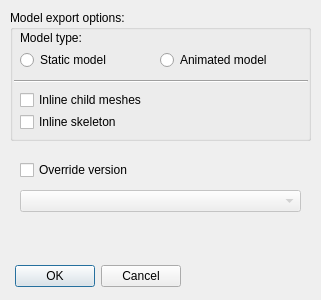
This is apps/MetroME/ui/exportmodeldlg.ui in NicksWorld/MetroTools as Qt 5 draws it before an edit. The edited form follows.
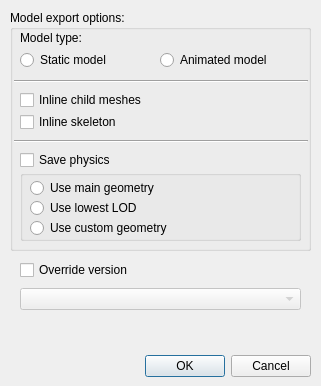
This is the edited form.

Commit message: + added physx3.4 library + added physx utils libs (to be the bridge between the tools and different physx versions) + added physics loading and drawing (as debug geometry) + added new ExportToFBX dialog + now FBX exporter can also export shadow geometry and LODs + now static physics CForm can also be exported (should work for all versions from 2033 to Exodus) + added ability to show/hide physx geometry and model geometry in 3DView settings * the render panel now using proper per-screen DPI scale * other small fixes and stability improvements

Diff of the .ui file:
```diff
--- a/apps/MetroME/ui/exportmodeldlg.ui
+++ b/apps/MetroME/ui/exportmodeldlg.ui
@@ -7,7 +7,7 @@
     <x>0</x>
     <y>0</y>
     <width>321</width>
-    <height>300</height>
+    <height>386</height>
    </rect>
   </property>
   <property name="windowTitle">
@@ -16,8 +16,8 @@
   <widget class="QDialogButtonBox" name="buttonBox">
    <property name="geometry">
     <rect>
-     <x>10</x>
-     <y>260</y>
+     <x>140</x>
+     <y>350</y>
      <width>171</width>
      <height>32</height>
     </rect>
@@ -35,7 +35,7 @@
      <x>10</x>
      <y>10</y>
      <width>301</width>
-     <height>131</height>
+     <height>241</height>
     </rect>
    </property>
    <property name="title">
@@ -119,12 +119,90 @@
      <string>Inline skeleton</string>
     </property>
    </widget>
+   <widget class="Line" name="line_2">
+    <property name="geometry">
+     <rect>
+      <x>4</x>
+      <y>130</y>
+      <width>294</width>
+      <height>3</height>
+     </rect>
+    </property>
+    <property name="orientation">
+     <enum>Qt::Horizontal</enum>
+    </property>
+   </widget>
+   <widget class="QCheckBox" name="chkSavePhysics">
+    <property name="geometry">
+     <rect>
+      <x>10</x>
+      <y>140</y>
+      <width>171</width>
+      <height>20</height>
+     </rect>
+    </property>
+    <property name="text">
+     <string>Save physics</string>
+    </property>
+   </widget>
+   <widget class="QGroupBox" name="grpPhysicsOptions">
+    <property name="geometry">
+     <rect>
+      <x>10</x>
+      <y>160</y>
+      <width>281</width>
+      <height>71</height>
+     </rect>
+    </property>
+    <property name="title">
+     <string/>
+    </property>
+    <widget class="QRadioButton" name="optUseMainGeo">
+     <property name="geometry">
+      <rect>
+       <x>10</x>
+       <y>8</y>
+       <width>211</width>
+       <height>20</height>
+      </rect>
+     </property>
+     <property name="text">
+      <string>Use main geometry</string>
+     </property>
+    </widget>
+    <widget class="QRadioButton" name="optUseLowestLOD">
+     <property name="geometry">
+      <rect>
+       <x>10</x>
+       <y>28</y>
+       <width>211</width>
+       <height>20</height>
+      </rect>
+     </property>
+     <property name="text">
+      <string>Use lowest LOD</string>
+     </property>
+    </widget>
+    <widget class="QRadioButton" name="optUseCustomGeo">
+     <property name="geometry">
+      <rect>
+       <x>10</x>
+       <y>48</y>
+       <width>211</width>
+       <height>20</height>
+      </rect>
+     </property>
+     <property name="text">
+      <string>Use custom geometry</string>
+     </property>
+    </widget>
+   </widget>
   </widget>
   <widget class="QCheckBox" name="chkOverrideVersion">
    <property name="geometry">
     <rect>
      <x>20</x>
-     <y>160</y>
+     <y>260</y>
      <width>161</width>
      <height>20</height>
     </rect>
@@ -140,7 +218,7 @@
    <property name="geometry">
     <rect>
      <x>20</x>
-     <y>190</y>
+     <y>288</y>
      <width>281</width>
      <height>22</height>
     </rect>
```
The commit also changes 120 other files.
